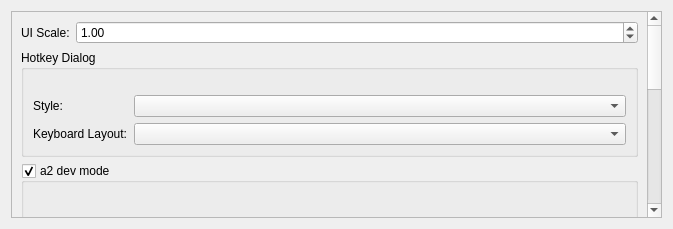
ewerybody/a2, file ui/a2widget/a2settings_advanced.ui: the form before one commit.
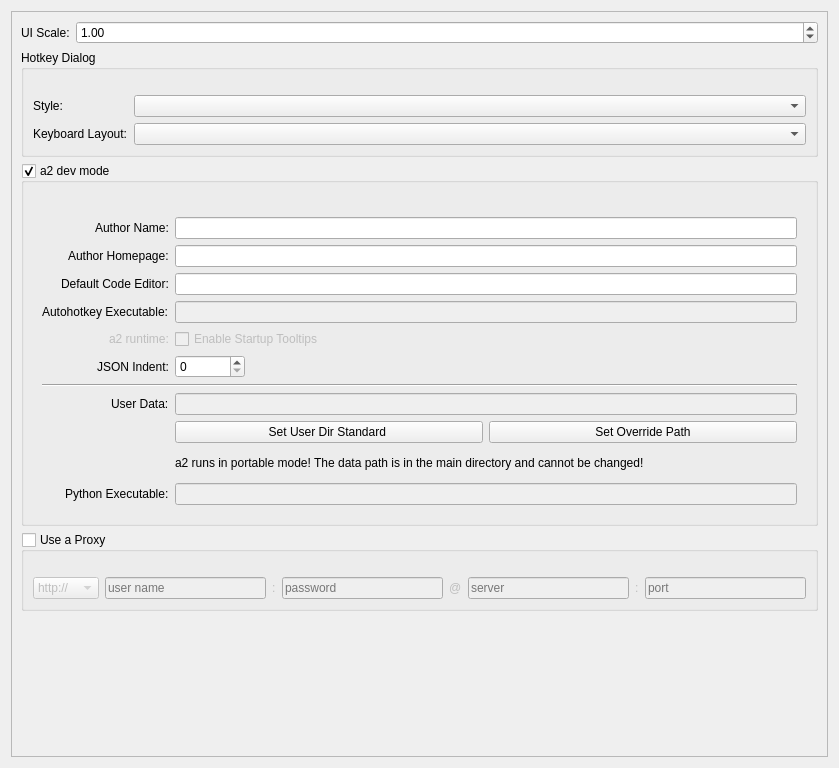
The form after the commit. Custom widgets are drawn as their Qt base class.

Commit message:
settings menu now displays portable mode
portable mode disables:
• data path change options
• integration settings

```diff
--- a/ui/a2widget/a2settings_advanced.ui
+++ b/ui/a2widget/a2settings_advanced.ui
@@ -6,8 +6,8 @@
    <rect>
     <x>0</x>
     <y>0</y>
-    <width>673</width>
-    <height>229</height>
+    <width>839</width>
+    <height>768</height>
    </rect>
   </property>
   <layout class="QVBoxLayout" name="verticalLayout">
@@ -21,8 +21,8 @@
        <rect>
         <x>0</x>
         <y>0</y>
-        <width>627</width>
-        <height>640</height>
+        <width>815</width>
+        <height>744</height>
        </rect>
       </property>
       <layout class="QFormLayout" name="formLayout_3">
@@ -240,14 +240,14 @@
                </property>
               </widget>
              </item>
-             <item row="12" column="0">
+             <item row="13" column="0">
               <widget class="QLabel" name="label_10">
                <property name="text">
                 <string notr="true">Python Executable:</string>
                </property>
               </widget>
              </item>
-             <item row="12" column="1">
+             <item row="13" column="1">
               <widget class="A2PathField" name="python_executable">
                <property name="enabled">
                 <bool>false</bool>
@@ -275,6 +275,16 @@
                </item>
               </layout>
              </item>
+             <item row="12" column="1">
+              <widget class="QLabel" name="portable_label">
+               <property name="text">
+                <string>a2 runs in portable mode! The data path is in the main directory and cannot be changed!</string>
+               </property>
+               <property name="wordWrap">
+                <bool>true</bool>
+               </property>
+              </widget>
+             </item>
             </layout>
            </widget>
           </item>
```
Left out of the diff: 2 changed lines with no effect on the pictures. The commit also changes 4 other files.
